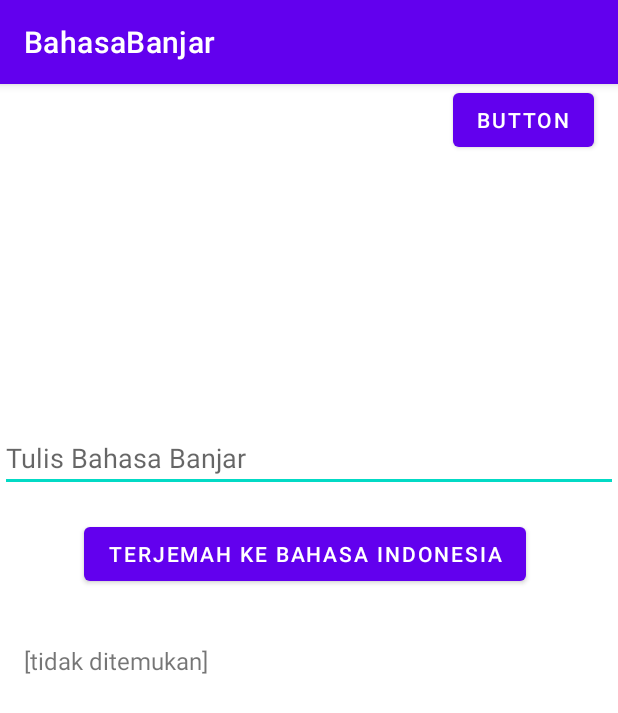
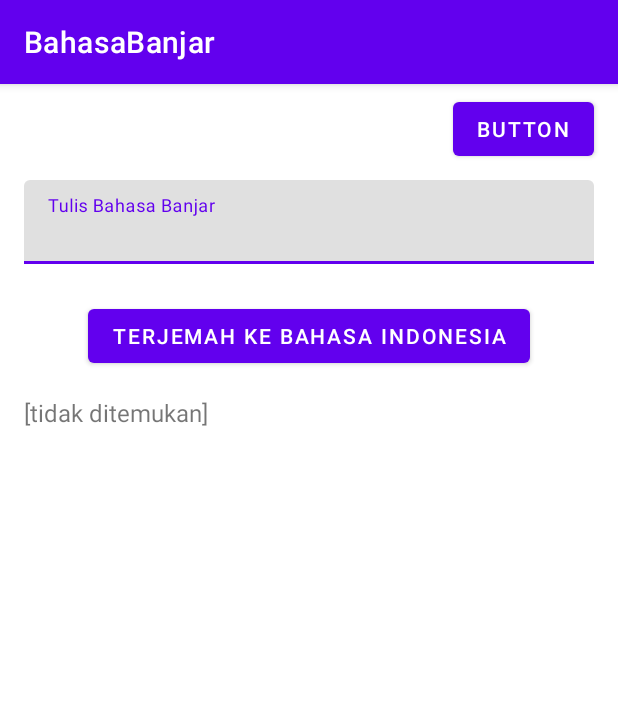
Before and after one commit to yuliana-ulm/Skripsi-2025, an Android app: the screen it shows after launch (Beranda), after a tap on "TERJEMAH KE BAHASA INDONESIA", on a phone screen of 412 x 824 dp. Shown: the top 713 px of the screen. Run offline under Robolectric (Android 15) with nearby library versions, the phone set to English and light mode, and no system bars.

Commit message:
update pencarian bisa

```diff
--- a/BahasaBanjar/app/build.gradle.kts
+++ b/BahasaBanjar/app/build.gradle.kts
@@ -42,6 +42,7 @@ dependencies {
     implementation(libs.material)
     implementation(libs.androidx.activity)
     implementation(libs.androidx.constraintlayout)
+    implementation("com.google.code.gson:gson:2.10.1")
     testImplementation(libs.junit)
     androidTestImplementation(libs.androidx.junit)
     androidTestImplementation(libs.androidx.espresso.core)
--- a/BahasaBanjar/app/src/main/java/com/yuliana/bahasabanjar/Beranda.kt
+++ b/BahasaBanjar/app/src/main/java/com/yuliana/bahasabanjar/Beranda.kt
@@ -2,6 +2,7 @@ package com.yuliana.bahasabanjar
 
 import android.content.Context
 import android.os.Bundle
+import android.util.Log
 import android.widget.Button
 import android.widget.TextView
 import android.widget.Toast
@@ -10,6 +11,13 @@ import androidx.activity.enableEdgeToEdge
 import androidx.appcompat.app.AppCompatActivity
 import androidx.core.view.ViewCompat
 import androidx.core.view.WindowInsetsCompat
+import com.google.gson.Gson
+import com.google.gson.reflect.TypeToken
+
+data class EntriKamus(
+    val arti: String,
+    val variasi: Map<String, String>? = null
+)
 
 class Beranda : AppCompatActivity() {
     override fun onCreate(savedInstanceState: Bundle?) {
@@ -31,28 +39,26 @@ class Beranda : AppCompatActivity() {
         val button2 = findViewById<Button>(R.id.button2)
         val textViewHasil = findViewById<TextView>(R.id.textViewHasil)
 
-        val kamus = KamusLoader.loadKamus(this)
-
         // Button 1 logic
         buttonbanjarindo.setOnClickListener {
             val inputText = editText?.text?.toString()?.lowercase()?.trim() ?: ""
             val kataInput = inputText.split(" ")
 
+            val kamus = KamusLoader.loadKamus(this)
+
+            // DEBUG: Tampilkan semua key dalam kamus
+            Log.d("DEBUG_KAMUS_KEYS", "Isi keys kamus: ${kamus.keys.joinToString()}")
+
             val hasilTerjemahan = kataInput.map { kata ->
-                var hasil = "[tidak ditemukan]"
-                var jarakTerdekat = Int.MAX_VALUE
-
-                for ((banjar, indo) in kamus) {
-                    val jarak = Levenshtein.calculate(kata, banjar)
-
-                    if (jarak < jarakTerdekat) {
-                        jarakTerdekat = jarak
-                        hasil = indo
-                    }
+                val kataBersih = kata.lowercase().trim()
+                Log.d("DEBUG_CARI_KATA", "Mencari arti dari: '$kataBersih'")
+                if (kamus.containsKey(kataBersih)) {
+                    Log.d("DEBUG_HASIL", "Ditemukan: ${kamus[kataBersih]}")
+                } else {
+                    Log.d("DEBUG_HASIL", "Tidak ditemukan untuk kata: '$kataBersih'")
                 }
 
-                // Jika jarak terlalu jauh, anggap tidak valid
-                if (jarakTerdekat <= 2) hasil else "[tidak ditemukan]"
+                kamus[kataBersih] ?: "[tidak ditemukan]"
             }
 
             val kalimatHasil = hasilTerjemahan.joinToString(" ")
@@ -65,33 +71,4 @@ class Beranda : AppCompatActivity() {
             Toast.makeText(this, "Button 2 clicked", Toast.LENGTH_SHORT).show()
         }
     }
-
-    fun loadJSONFromAsset(context: Context, filename: String): String {
-        return context.assets.open(filename).bufferedReader().use { it.readText() }
-    }
-
-    fun cariArtiKata(
-        kata: String,
-        kamus: Map<String, Map<String, Any>>
-    ): String {
-        val kataLower = kata.lowercase()
-
-        // Cek kata dasar langsung
-        if (kamus.containsKey(kataLower)) {
-            val entri = kamus[kataLower]
-            return entri?.get("arti") as? String ?: "[tidak ditemukan]"
-        }
-
-        // Cek kata turunan (imbuhan)
-        for ((akar, data) in kamus) {
-            val variasi = data["variasi"] as? Map<*, *> ?: continue
-            if (variasi.containsKey(kataLower)) {
-                return variasi[kataLower] as? String ?: "[tidak ditemukan]"
-            }
-        }
-
-        return "[tidak ditemukan]"
-    }
-
-
 }
--- a/BahasaBanjar/app/src/main/java/com/yuliana/bahasabanjar/KamusLoader.kt
+++ b/BahasaBanjar/app/src/main/java/com/yuliana/bahasabanjar/KamusLoader.kt
@@ -14,8 +14,23 @@ object KamusLoader {
         val keys = jsonObject.keys()
         while (keys.hasNext()) {
             val key = keys.next()
-            val value = jsonObject.getString(key)
-            kamus[key] = value
+            val entry = jsonObject.getJSONObject(key)
+
+            // Tambahkan arti kata dasar
+            if (entry.has("arti")) {
+                kamus[key.lowercase()] = entry.getString("arti")
+            }
+
+            // Tambahkan variasi kata (jika ada)
+            if (entry.has("variasi")) {
+                val variasiObj = entry.getJSONObject("variasi")
+                val variasiKeys = variasiObj.keys()
+                while (variasiKeys.hasNext()) {
+                    val varKey = variasiKeys.next()
+                    val artiVar = variasiObj.getString(varKey)
+                    kamus[varKey.lowercase()] = artiVar
+                }
+            }
         }
 
         return kamus
--- a/BahasaBanjar/app/src/main/res/layout/activity_beranda.xml
+++ b/BahasaBanjar/app/src/main/res/layout/activity_beranda.xml
@@ -7,64 +7,55 @@
     android:layout_height="match_parent"
     tools:context=".Beranda">
 
-    <!-- Masih Belum Tau buat apa-->
-    <Button
-        android:id="@+id/button2"
-        android:layout_width="wrap_content"
-        android:layout_height="wrap_content"
-        android:layout_marginEnd="16dp"
-        android:text="Button"
-        app:layout_constraintEnd_toEndOf="parent"
-        tools:layout_editor_absoluteY="30dp" />
-
-    <!--    Untuk mengisi teks kata bahasa yang ingin diterjemahkan-->
-
-    <!--    Teks Input nya yang membuat teks bisa diinput dan dicari-->
     <com.google.android.material.textfield.TextInputLayout
         android:id="@+id/textInputLayout"
         android:layout_width="0dp"
         android:layout_height="wrap_content"
         android:layout_marginStart="16dp"
-        android:layout_marginTop="216dp"
+        android:layout_marginTop="64dp"
         android:layout_marginEnd="16dp"
-        app:layout_constraintEnd_toEndOf="parent"
-        app:layout_constraintHorizontal_bias="0.0"
         app:layout_constraintStart_toStartOf="parent"
-        app:layout_constraintTop_toTopOf="parent">
+        app:layout_constraintTop_toTopOf="parent"
+        app:layout_constraintEnd_toEndOf="parent">
 
+        <com.google.android.material.textfield.TextInputEditText
+            android:id="@+id/editText"
+            android:layout_width="match_parent"
+            android:layout_height="wrap_content"
+            android:hint="Tulis Bahasa Banjar" />
     </com.google.android.material.textfield.TextInputLayout>
-
-    <!--    Button untuk menterjemahkan bahasa banjar ke bahasa indonesia-->
-
-    <com.google.android.material.textfield.TextInputEditText
-        android:layout_width="match_parent"
-        android:layout_height="wrap_content"
-        android:hint="Tulis Bahasa Banjar"
-        app:layout_constraintBottom_toBottomOf="parent"
-        app:layout_constraintTop_toTopOf="parent"
-        app:layout_constraintVertical_bias="0.314"
-        tools:layout_editor_absoluteX="-16dp" />
-
-    <TextView
-        android:id="@+id/textViewHasil"
-        android:layout_width="match_parent"
-        android:layout_height="wrap_content"
-        android:padding="16dp"
-        android:text="Hasil terjemahan akan muncul di sini"
-        android:textSize="16sp"
-        app:layout_constraintBottom_toBottomOf="parent"
-        app:layout_constraintTop_toTopOf="parent"
-        tools:layout_editor_absoluteX="0dp" />
 
     <Button
         android:id="@+id/banjarindo"
         android:layout_width="wrap_content"
         android:layout_height="wrap_content"
-        android:layout_marginStart="56dp"
+        android:layout_marginTop="24dp"
         android:text="Terjemah ke Bahasa Indonesia"
+        app:layout_constraintTop_toBottomOf="@id/textInputLayout"
+        app:layout_constraintStart_toStartOf="parent"
+        app:layout_constraintEnd_toEndOf="parent" />
+
+    <TextView
+        android:id="@+id/textViewHasil"
+        android:layout_width="0dp"
+        android:layout_height="wrap_content"
+        android:text="Hasil terjemahan akan muncul di sini"
+        android:padding="16dp"
+        android:textSize="16sp"
+        app:layout_constraintTop_toBottomOf="@id/banjarindo"
+        app:layout_constraintStart_toStartOf="parent"
+        app:layout_constraintEnd_toEndOf="parent" />
+
+    <Button
+        android:id="@+id/button2"
+        android:layout_width="wrap_content"
+        android:layout_height="wrap_content"
+        android:text="Button"
         app:layout_constraintBottom_toBottomOf="parent"
+        app:layout_constraintEnd_toEndOf="parent"
+        app:layout_constraintHorizontal_bias="0.949"
         app:layout_constraintStart_toStartOf="parent"
         app:layout_constraintTop_toTopOf="parent"
-        app:layout_constraintVertical_bias="0.402" />
+        app:layout_constraintVertical_bias="0.008" />
 
 </androidx.constraintlayout.widget.ConstraintLayout>
```
